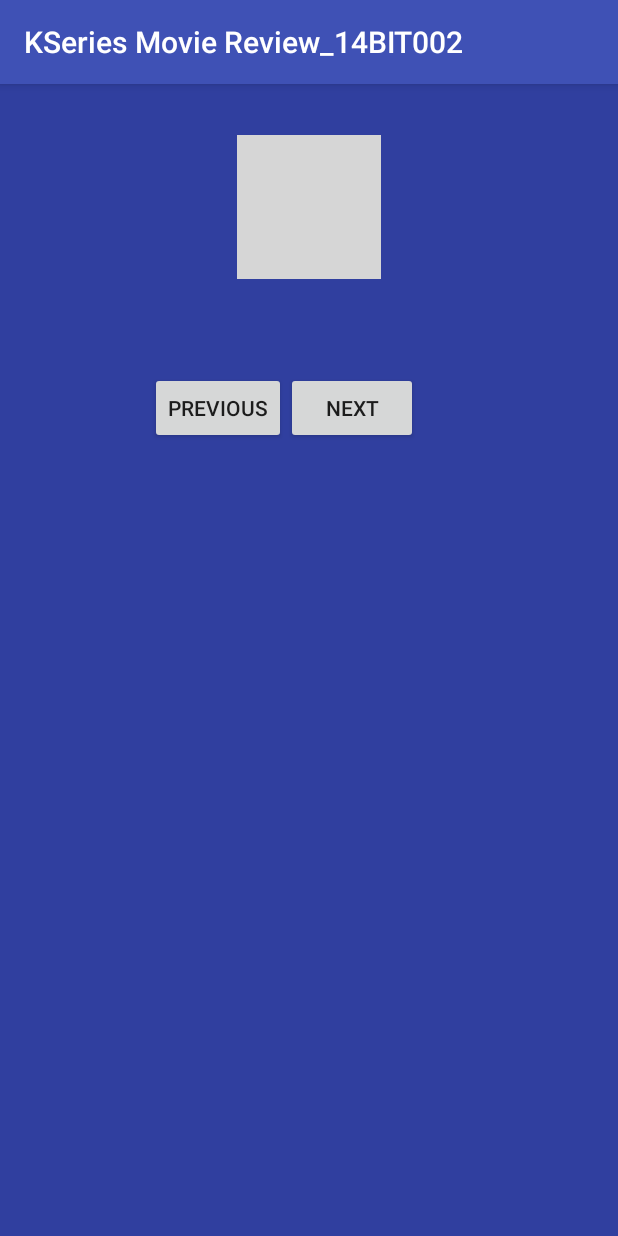
After one commit to kaumil-gh/KSeriesMovieReview_14BIT002, an Android app: the BatmanBegins screen opened directly, with no data from a screen before it, on a phone screen of 412 x 824 dp. The commit adds this screen. Run offline under Robolectric (Android 15) with nearby library versions, the phone set to English and light mode, and no system bars; grey boxes are pictures that could not be loaded.

Commit message:
Upto LOP-3

```diff
--- a/app/src/main/AndroidManifest.xml
+++ b/app/src/main/AndroidManifest.xml
@@ -15,6 +15,10 @@
                 <category android:name="android.intent.category.LAUNCHER" />
             </intent-filter>
         </activity>
+        <activity android:name=".BatmanBegins" />
+        <activity android:name=".TheDarkKnight" />
+        <activity android:name=".TheDarkKnightRises" />
+        <activity android:name=".MovieList"></activity>
     </application>
 
 </manifest>
--- /dev/null
+++ b/app/src/main/java/com/example/gryffin/kseriesmoviereview_14bit002/BatmanBegins.java
@@ -0,0 +1,37 @@
+package com.example.gryffin.kseriesmoviereview_14bit002;
+
+import android.content.Intent;
+import android.support.v7.app.AppCompatActivity;
+import android.os.Bundle;
+import android.view.View;
+import android.widget.Button;
+
+public class BatmanBegins extends AppCompatActivity {
+
+    @Override
+    protected void onCreate(Bundle savedInstanceState) {
+        super.onCreate(savedInstanceState);
+        setContentView(R.layout.activity_batman_begins);
+
+        Button prev1 = (Button) findViewById(R.id.prev1);
+        Button next1 = (Button) findViewById(R.id.next1);
+
+        prev1.setOnClickListener(new View.OnClickListener() {
+            public void onClick(View v) {
+                // Perform action on click
+
+                Intent i = new Intent(BatmanBegins.this, TheDarkKnightRises.class);
+                startActivity(i);
+            }
+        });
+
+        next1.setOnClickListener(new View.OnClickListener() {
+            public void onClick(View v) {
+                // Perform action on click
+
+                Intent i = new Intent(BatmanBegins.this, TheDarkKnight.class);
+                startActivity(i);
+            }
+        });
+    }
+}
--- /dev/null
+++ b/app/src/main/res/layout/activity_batman_begins.xml
@@ -0,0 +1,42 @@
+<?xml version="1.0" encoding="utf-8"?>
+<RelativeLayout xmlns:android="http://schemas.android.com/apk/res/android"
+    xmlns:app="http://schemas.android.com/apk/res-auto"
+    xmlns:tools="http://schemas.android.com/tools"
+    android:id="@+id/activity_batman_begins"
+    android:layout_width="match_parent"
+    android:layout_height="match_parent"
+    android:paddingBottom="@dimen/activity_vertical_margin"
+    android:paddingLeft="@dimen/activity_horizontal_margin"
+    android:paddingRight="@dimen/activity_horizontal_margin"
+    android:paddingTop="@dimen/activity_vertical_margin"
+    tools:context="com.example.gryffin.kseriesmoviereview_14bit002.BatmanBegins"
+    android:background="@color/colorPrimaryDark">
+
+    <Button
+        android:text="Previous"
+        android:layout_width="wrap_content"
+        android:layout_height="wrap_content"
+        android:id="@+id/prev1"
+        android:layout_marginStart="84dp"
+        android:layout_alignBaseline="@+id/next1"
+        android:layout_alignBottom="@+id/next1"
+        android:layout_alignParentStart="true" />
+
+    <Button
+        android:text="Next"
+        android:layout_width="wrap_content"
+        android:layout_height="wrap_content"
+        android:id="@+id/next1"
+        android:layout_marginTop="62dp"
+        android:layout_below="@+id/imageView"
+        android:layout_toEndOf="@+id/prev1" />
+
+    <ImageView
+        android:layout_width="wrap_content"
+        android:layout_height="wrap_content"
+        app:srcCompat="@drawable/batmanbegins"
+        android:id="@+id/imageView"
+        android:layout_marginTop="18dp"
+        android:layout_alignParentTop="true"
+        android:layout_centerHorizontal="true" />
+</RelativeLayout>
--- a/app/src/main/res/values/colors.xml
+++ b/app/src/main/res/values/colors.xml
@@ -1,6 +1,6 @@
 <?xml version="1.0" encoding="utf-8"?>
 <resources>
     <color name="colorPrimary">#3F51B5</color>
-    <color name="colorPrimaryDark">#303F9F</color>
-    <color name="colorAccent">#FF4081</color>
+    <color name="colorPrimaryDark">#303f9f</color>
+    <color name="colorAccent">#ff4081</color>
 </resources>
```
Also changed, not shown: app/src/main/java/com/example/gryffin/kseriesmoviereview_14bit002/MainActivity.java (+16 -1 lines), app/src/main/java/com/example/gryffin/kseriesmoviereview_14bit002/MovieList.java (added, +70 -0 lines), app/src/main/java/com/example/gryffin/kseriesmoviereview_14bit002/TheDarkKnight.java (added, +37 -0 lines), app/src/main/java/com/example/gryffin/kseriesmoviereview_14bit002/TheDarkKnightRises.java (added, +37 -0 lines), app/src/main/res/layout/activity_listview.xml (added, +10 -0 lines), app/src/main/res/layout/activity_main.xml (+16 -3 lines), app/src/main/res/layout/activity_movie_list.xml (added, +19 -0 lines), app/src/main/res/layout/activity_the_dark_knight.xml (added, +41 -0 lines), app/src/main/res/layout/activity_the_dark_knight_rises.xml (added, +42 -0 lines).
